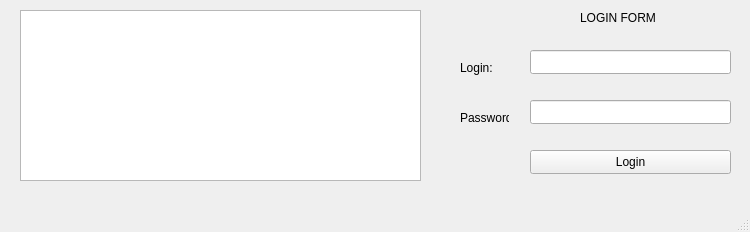
First picture: the form in Client/mainwindow.ui, repository BinaryBun/Parser, before the edit.
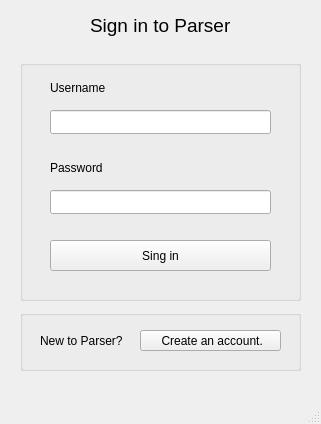
Second picture: the form after the edit.

```diff
--- a/Client/mainwindow.ui
+++ b/Client/mainwindow.ui
@@ -2,47 +2,70 @@
 <ui version="4.0">
  <class>MainWindow</class>
  <widget class="QMainWindow" name="MainWindow">
+  <property name="windowModality">
+   <enum>Qt::ApplicationModal</enum>
+  </property>
+  <property name="enabled">
+   <bool>true</bool>
+  </property>
   <property name="geometry">
    <rect>
     <x>0</x>
     <y>0</y>
-    <width>750</width>
-    <height>232</height>
+    <width>321</width>
+    <height>424</height>
    </rect>
   </property>
+  <property name="sizePolicy">
+   <sizepolicy hsizetype="Fixed" vsizetype="Fixed">
+    <horstretch>0</horstretch>
+    <verstretch>0</verstretch>
+   </sizepolicy>
+  </property>
+  <property name="contextMenuPolicy">
+   <enum>Qt::DefaultContextMenu</enum>
+  </property>
   <property name="windowTitle">
    <string>MainWindow</string>
   </property>
+  <property name="animated">
+   <bool>true</bool>
+  </property>
+  <property name="documentMode">
+   <bool>false</bool>
+  </property>
+  <property name="tabShape">
+   <enum>QTabWidget::Rounded</enum>
+  </property>
+  <property name="dockNestingEnabled">
+   <bool>false</bool>
+  </property>
+  <property name="dockOptions">
+   <set>QMainWindow::AllowTabbedDocks|QMainWindow::AnimatedDocks</set>
+  </property>
+  <property name="unifiedTitleAndToolBarOnMac">
+   <bool>false</bool>
+  </property>
   <widget class="QWidget" name="centralwidget">
-   <widget class="QTextBrowser" name="textBrowser">
-    <property name="geometry">
-     <rect>
-      <x>20</x>
-      <y>10</y>
-      <width>401</width>
-      <height>171</height>
-     </rect>
-    </property>
-   </widget>
    <widget class="QPushButton" name="pushButton">
     <property name="geometry">
      <rect>
-      <x>530</x>
-      <y>150</y>
-      <width>201</width>
-      <height>24</height>
+      <x>50</x>
+      <y>240</y>
+      <width>221</width>
+      <height>31</height>
      </rect>
     </property>
     <property name="text">
-     <string>Login</string>
+     <string>Sing in</string>
     </property>
    </widget>
    <widget class="QLineEdit" name="lineEdit_2">
     <property name="geometry">
      <rect>
-      <x>530</x>
-      <y>50</y>
-      <width>201</width>
+      <x>50</x>
+      <y>110</y>
+      <width>221</width>
       <height>24</height>
      </rect>
     </property>
@@ -50,9 +73,9 @@
    <widget class="QLineEdit" name="lineEdit_3">
     <property name="geometry">
      <rect>
-      <x>530</x>
-      <y>100</y>
-      <width>201</width>
+      <x>50</x>
+      <y>190</y>
+      <width>221</width>
       <height>24</height>
      </rect>
     </property>
@@ -60,22 +83,22 @@
    <widget class="QLabel" name="label">
     <property name="geometry">
      <rect>
-      <x>460</x>
-      <y>60</y>
-      <width>49</width>
+      <x>50</x>
+      <y>80</y>
+      <width>101</width>
       <height>16</height>
      </rect>
     </property>
     <property name="text">
-     <string>Login:</string>
+     <string>Username</string>
     </property>
    </widget>
    <widget class="QLabel" name="label_2">
     <property name="geometry">
      <rect>
-      <x>460</x>
-      <y>110</y>
-      <width>49</width>
+      <x>50</x>
+      <y>160</y>
+      <width>91</width>
       <height>16</height>
      </rect>
     </property>
@@ -86,16 +109,84 @@
    <widget class="QLabel" name="label_3">
     <property name="geometry">
      <rect>
-      <x>580</x>
-      <y>10</y>
-      <width>111</width>
-      <height>16</height>
+      <x>90</x>
+      <y>0</y>
+      <width>161</width>
+      <height>51</height>
      </rect>
     </property>
+    <property name="font">
+     <font>
+      <pointsize>14</pointsize>
+      <bold>false</bold>
+     </font>
+    </property>
     <property name="text">
-     <string>LOGIN FORM</string>
+     <string>Sign in to Parser</string>
     </property>
    </widget>
+   <widget class="QLabel" name="label_4">
+    <property name="geometry">
+     <rect>
+      <x>40</x>
+      <y>330</y>
+      <width>221</width>
+      <height>21</height>
+     </rect>
+    </property>
+    <property name="text">
+     <string>New to Parser?</string>
+    </property>
+   </widget>
+   <widget class="QPushButton" name="pushButton_2">
+    <property name="geometry">
+     <rect>
+      <x>140</x>
+      <y>330</y>
+      <width>141</width>
+      <height>21</height>
+     </rect>
+    </property>
+    <property name="text">
+     <string> Create an account.</string>
+    </property>
+   </widget>
+   <widget class="QGroupBox" name="groupBox">
+    <property name="geometry">
+     <rect>
+      <x>20</x>
+      <y>60</y>
+      <width>281</width>
+      <height>241</height>
+     </rect>
+    </property>
+    <property name="title">
+     <string/>
+    </property>
+   </widget>
+   <widget class="QGroupBox" name="groupBox_2">
+    <property name="geometry">
+     <rect>
+      <x>20</x>
+      <y>310</y>
+      <width>281</width>
+      <height>61</height>
+     </rect>
+    </property>
+    <property name="title">
+     <string/>
+    </property>
+   </widget>
+   <zorder>groupBox</zorder>
+   <zorder>groupBox_2</zorder>
+   <zorder>pushButton</zorder>
+   <zorder>lineEdit_2</zorder>
+   <zorder>lineEdit_3</zorder>
+   <zorder>label</zorder>
+   <zorder>label_2</zorder>
+   <zorder>label_3</zorder>
+   <zorder>label_4</zorder>
+   <zorder>pushButton_2</zorder>
   </widget>
   <widget class="QMenuBar" name="menubar">
    <property name="geometry">
```
Left out of the diff: 2 changed lines with no effect on the pictures.
